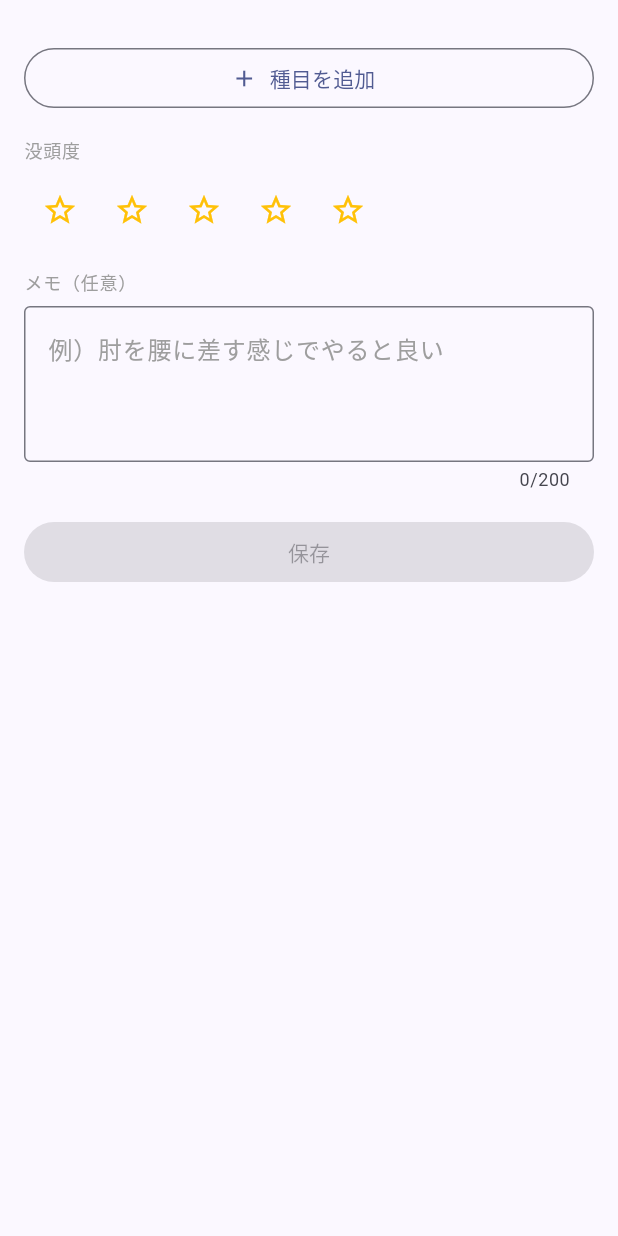
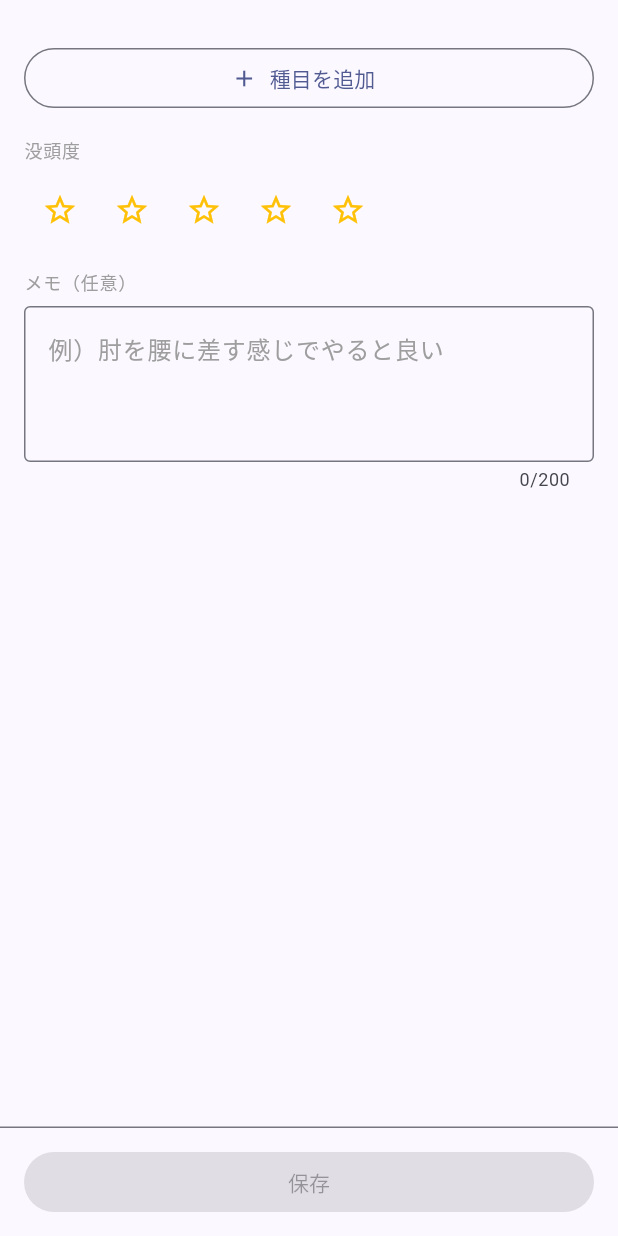
Before and after one commit to Maetakap/workout_tracker, a Flutter app: the _EditForm screen opened directly with empty values, on a phone screen of 412 x 824 dp. Run offline on Flutter 3.47's test engine with Material 3 defaults, Android fonts, the phone set to English and light mode, and no system bars; our stand-ins replace drift, drift_flutter, flutter_riverpod, go_router; accounts and stored records are empty; generated files the repository leaves out were written again.

Commit message:
feat: 保存ボタンを下部固定表示・共通ウィジェット化

```diff
--- /dev/null
+++ b/lib/features/shared/workout_widgets.dart
@@ -0,0 +1,84 @@
+import 'package:flutter/material.dart';
+
+/// 保存ボタン固定バー（入力・編集画面で共通利用）
+class SaveBar extends StatelessWidget {
+  const SaveBar({
+    super.key,
+    required this.canSave,
+    required this.isSaving,
+    required this.onSave,
+  });
+
+  final bool canSave;
+  final bool isSaving;
+  final VoidCallback onSave;
+
+  @override
+  Widget build(BuildContext context) {
+    final bottom = MediaQuery.of(context).padding.bottom;
+    return Container(
+      padding: EdgeInsets.fromLTRB(16, 12, 16, 12 + bottom),
+      decoration: BoxDecoration(
+        color: Theme.of(context).scaffoldBackgroundColor,
+        border: Border(top: BorderSide(color: Theme.of(context).dividerColor)),
+      ),
+      child: FilledButton(
+        onPressed: canSave ? onSave : null,
+        child: isSaving
+            ? const SizedBox(
+                height: 20,
+                width: 20,
+                child: CircularProgressIndicator(
+                  strokeWidth: 2,
+                  color: Colors.white,
+                ),
+              )
+            : const Text('保存'),
+      ),
+    );
+  }
+}
+
+/// スター入力（セッション単位の没頭度）
+class StarInput extends StatelessWidget {
+  const StarInput({super.key, required this.value, required this.onChanged});
+
+  final int? value;
+  final ValueChanged<int> onChanged;
+
+  @override
+  Widget build(BuildContext context) {
+    return Row(
+      children: List.generate(5, (i) {
+        final selected = value != null && i < value!;
+        return IconButton(
+          icon: Icon(
+            selected ? Icons.star : Icons.star_border,
+            color: Colors.amber,
+          ),
+          onPressed: () => onChanged(i + 1),
+        );
+      }),
+    );
+  }
+}
+
+/// セクションラベル
+class SectionLabel extends StatelessWidget {
+  const SectionLabel(this.label, {super.key});
+
+  final String label;
+
+  @override
+  Widget build(BuildContext context) {
+    return Padding(
+      padding: const EdgeInsets.only(bottom: 8),
+      child: Text(
+        label,
+        style: Theme.of(
+          context,
+        ).textTheme.labelMedium?.copyWith(color: Colors.grey),
+      ),
+    );
+  }
+}
--- a/lib/features/workout_edit/workout_edit_screen.dart
+++ b/lib/features/workout_edit/workout_edit_screen.dart
@@ -4,6 +4,7 @@ import 'package:flutter_riverpod/flutter_riverpod.dart';
 import 'package:go_router/go_router.dart';
 import '../../data/database/app_database.dart';
 import '../exercise_master/exercise_master_notifier.dart';
+import '../shared/workout_widgets.dart';
 import '../workout_input/workout_input_state.dart';
 import 'workout_edit_notifier.dart';
 import 'workout_edit_state.dart';
@@ -73,7 +74,8 @@ class _EditFormState extends ConsumerState<_EditForm> {
     final notifier = ref.read(workoutEditProvider(widget.sessionId).notifier);
     final editState = widget.editState;
 
-    return ListView(
+    return Scaffold(
+      body: ListView(
         padding: const EdgeInsets.all(16),
         children: [
           ...editState.exerciseCards.asMap().entries.map((entry) {
@@ -93,13 +95,13 @@ class _EditFormState extends ConsumerState<_EditForm> {
             label: const Text('種目を追加'),
           ),
           const SizedBox(height: 16),
-        const _SectionLabel('没頭度'),
-        _StarInput(
+          const SectionLabel('没頭度'),
+          StarInput(
             value: editState.focusLevel,
             onChanged: notifier.setFocusLevel,
           ),
           const SizedBox(height: 16),
-        const _SectionLabel('メモ（任意）'),
+          const SectionLabel('メモ（任意）'),
           TextField(
             controller: _memoController,
             maxLength: 200,
@@ -111,29 +113,17 @@ class _EditFormState extends ConsumerState<_EditForm> {
             ),
             onChanged: notifier.setMemo,
           ),
-        const SizedBox(height: 16),
-        FilledButton(
-          onPressed: editState.canSave() && !editState.isSaving
-              ? () async {
+          const SizedBox(height: 8),
+        ],
+      ),
+      bottomNavigationBar: SaveBar(
+        canSave: editState.canSave() && !editState.isSaving,
+        isSaving: editState.isSaving,
+        onSave: () async {
           final success = await notifier.save();
-                  if (success && context.mounted) {
-                    context.pop();
-                  }
-                }
-              : null,
-          child: editState.isSaving
-              ? const SizedBox(
-                  height: 20,
-                  width: 20,
-                  child: CircularProgressIndicator(
-                    strokeWidth: 2,
-                    color: Colors.white,
+          if (success && context.mounted) context.pop();
+        },
       ),
-                )
-              : const Text('保存'),
-        ),
-        const SizedBox(height: 32),
-      ],
     );
   }
 }
@@ -374,6 +364,7 @@ class _SetRowState extends State<_SetRow> {
               isDense: true,
               decoration: const InputDecoration(
                 border: OutlineInputBorder(),
+                isDense: true,
                 contentPadding: EdgeInsets.symmetric(
                   horizontal: 8,
                   vertical: 8,
@@ -408,45 +399,3 @@ class _SetRowState extends State<_SetRow> {
     );
   }
 }
-
-class _StarInput extends StatelessWidget {
-  const _StarInput({required this.value, required this.onChanged});
-
-  final int? value;
-  final ValueChanged<int> onChanged;
-
-  @override
-  Widget build(BuildContext context) {
-    return Row(
-      children: List.generate(5, (i) {
-        final selected = value != null && i < value!;
-        return IconButton(
-          icon: Icon(
-            selected ? Icons.star : Icons.star_border,
-            color: Colors.amber,
-          ),
-          onPressed: () => onChanged(i + 1),
-        );
-      }),
-    );
-  }
-}
-
-class _SectionLabel extends StatelessWidget {
-  const _SectionLabel(this.label);
-
-  final String label;
-
-  @override
-  Widget build(BuildContext context) {
-    return Padding(
-      padding: const EdgeInsets.only(bottom: 8),
-      child: Text(
-        label,
-        style: Theme.of(
-          context,
-        ).textTheme.labelMedium?.copyWith(color: Colors.grey),
-      ),
-    );
-  }
-}
--- a/lib/features/workout_input/workout_input_notifier.dart
+++ b/lib/features/workout_input/workout_input_notifier.dart
@@ -1,3 +1,4 @@
+import 'package:flutter/material.dart';
 import 'package:flutter_riverpod/flutter_riverpod.dart';
 import '../../data/database/app_database.dart';
 import '../../data/providers.dart';
@@ -115,7 +116,9 @@ class WorkoutInputNotifier extends Notifier<WorkoutInputState> {
       ref.invalidate(workoutListProvider);
       // 入力状態をリセット
       state = WorkoutInputState();
-    } catch (e) {
+    } catch (e, st) {
+      debugPrint('saveSession error: $e');
+      debugPrint('$st');
       state = state.copyWith(isSaving: false);
       rethrow;
     }
```
Also changed, not shown: lib/features/workout_input/workout_input_screen.dart (+13 -65 lines). Lines whose indentation alone changed are shown as unchanged.
